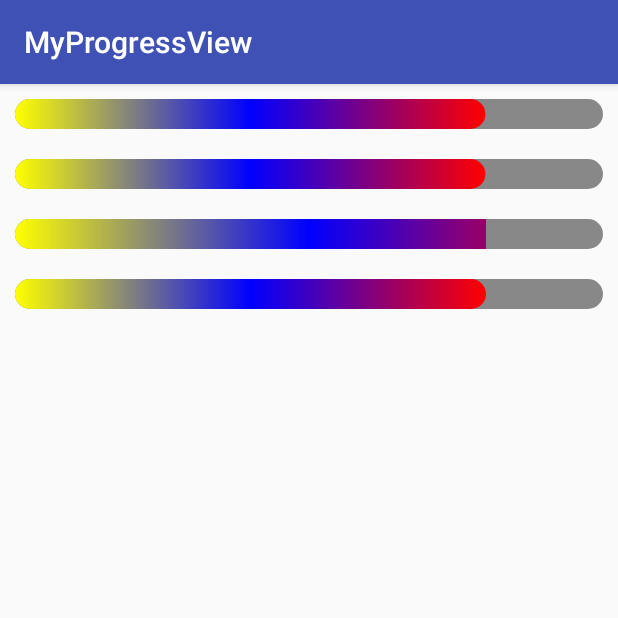
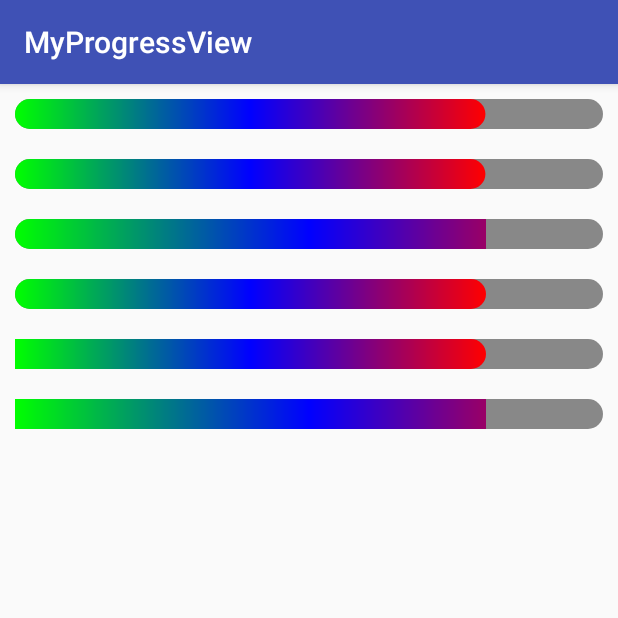
Before and after one commit to Ablexq/MyProgressView, an Android app: the screen it shows after launch (MainActivity), on a phone screen of 412 x 824 dp, the top half of it. Run offline under Robolectric (Android 15) with nearby library versions, the phone set to English and light mode, and no system bars.

Commit message:
修改颜色

```diff
--- a/app/src/main/java/com/xq/myprogressview/view/MyDynamicProgressView.java
+++ b/app/src/main/java/com/xq/myprogressview/view/MyDynamicProgressView.java
@@ -99,7 +99,7 @@ public class MyDynamicProgressView extends View {
         //设置渐变
         LinearGradient linearGradient = new LinearGradient(0, getHeight() / 2,//起点
                 currentProgress, getHeight() / 2,//终点
-                new int[]{Color.YELLOW, Color.BLUE, Color.RED},
+                new int[]{Color.GREEN, Color.BLUE, Color.RED},
                 null,
                 Shader.TileMode.CLAMP);
         progressPaint.setShader(linearGradient);
--- a/app/src/main/java/com/xq/myprogressview/view/MyStaticProgressView.java
+++ b/app/src/main/java/com/xq/myprogressview/view/MyStaticProgressView.java
@@ -96,7 +96,7 @@ public class MyStaticProgressView extends View {
         //设置渐变
         LinearGradient linearGradient = new LinearGradient(0, getHeight() / 2,//起点
                 currentProgress, getHeight() / 2,//终点
-                new int[]{Color.YELLOW, Color.BLUE, Color.RED},
+                new int[]{Color.GREEN, Color.BLUE, Color.RED},
                 null,
                 Shader.TileMode.CLAMP);
         progressPaint.setShader(linearGradient);
--- a/app/src/main/res/drawable/layer_list_progress_drawable_1.xml
+++ b/app/src/main/res/drawable/layer_list_progress_drawable00.xml
@@ -3,11 +3,13 @@
 
     <item
         android:id="@android:id/background"
-        android:drawable="@drawable/shape_progressbar_bg" />
+        android:drawable="@drawable/shape_progressbar_bg00" />
 
     <item android:id="@android:id/progress">
 
-        <clip android:drawable="@drawable/shape_progressbar_progress" />
+        <scale
+            android:drawable="@drawable/shape_progressbar_progress00"
+            android:scaleWidth="100%" />
 
     </item>
 
--- /dev/null
+++ b/app/src/main/res/drawable/layer_list_progress_drawable01.xml
@@ -0,0 +1,14 @@
+<?xml version="1.0" encoding="utf-8"?>
+<layer-list xmlns:android="http://schemas.android.com/apk/res/android">
+
+    <item
+        android:id="@android:id/background"
+        android:drawable="@drawable/shape_progressbar_bg00" />
+
+    <item android:id="@android:id/progress">
+
+        <clip android:drawable="@drawable/shape_progressbar_progress00" />
+
+    </item>
+
+</layer-list>
--- a/app/src/main/res/drawable/layer_list_progress_drawable.xml
+++ b/app/src/main/res/drawable/layer_list_progress_drawable10.xml
@@ -3,12 +3,12 @@
 
     <item
         android:id="@android:id/background"
-        android:drawable="@drawable/shape_progressbar_bg" />
+        android:drawable="@drawable/shape_progressbar_bg10" />
 
     <item android:id="@android:id/progress">
 
         <scale
-            android:drawable="@drawable/shape_progressbar_progress"
+            android:drawable="@drawable/shape_progressbar_progress10"
             android:scaleWidth="100%" />
 
     </item>
--- /dev/null
+++ b/app/src/main/res/drawable/layer_list_progress_drawable11.xml
@@ -0,0 +1,16 @@
+<?xml version="1.0" encoding="utf-8"?>
+<layer-list xmlns:android="http://schemas.android.com/apk/res/android">
+
+    <item
+        android:id="@android:id/background"
+        android:drawable="@drawable/shape_progressbar_bg10" />
+
+    <item android:id="@android:id/progress">
+
+        <clip
+            android:drawable="@drawable/shape_progressbar_progress10"
+            android:scaleWidth="100%" />
+
+    </item>
+
+</layer-list>
--- /dev/null
+++ b/app/src/main/res/drawable/shape_progressbar_bg00.xml
@@ -0,0 +1,8 @@
+<?xml version="1.0" encoding="utf-8"?>
+<shape xmlns:android="http://schemas.android.com/apk/res/android">
+
+    <!--全部圆角-->
+    <corners android:radius="10dp" />
+    <solid android:color="#888888" />
+
+</shape>
--- a/app/src/main/res/drawable/shape_progressbar_bg.xml
+++ b/app/src/main/res/drawable/shape_progressbar_bg10.xml
@@ -1,7 +1,11 @@
 <?xml version="1.0" encoding="utf-8"?>
 <shape xmlns:android="http://schemas.android.com/apk/res/android">
 
-    <corners android:radius="10dp" />
+    <!--右侧圆角-->
+    <corners
+        android:bottomRightRadius="10dp"
+        android:topRightRadius="10dp" />
+
     <solid android:color="#888888" />
 
 </shape>
--- /dev/null
+++ b/app/src/main/res/drawable/shape_progressbar_progress00.xml
@@ -0,0 +1,9 @@
+<?xml version="1.0" encoding="utf-8"?>
+<shape xmlns:android="http://schemas.android.com/apk/res/android">
+
+    <corners android:radius="10dp" />
+    <gradient
+        android:centerColor="#0000FF"
+        android:endColor="#FF0000"
+        android:startColor="#00ff00" />
+</shape>
--- a/app/src/main/res/drawable/shape_progressbar_progress.xml
+++ b/app/src/main/res/drawable/shape_progressbar_progress10.xml
@@ -1,9 +1,12 @@
 <?xml version="1.0" encoding="utf-8"?>
 <shape xmlns:android="http://schemas.android.com/apk/res/android">
 
-    <corners android:radius="10dp" />
+    <corners
+        android:bottomRightRadius="10dp"
+        android:topRightRadius="10dp" />
+
     <gradient
         android:centerColor="#0000FF"
         android:endColor="#FF0000"
-        android:startColor="#FFFF00" />
+        android:startColor="#00ff00" />
 </shape>
--- a/app/src/main/res/layout/activity_main.xml
+++ b/app/src/main/res/layout/activity_main.xml
@@ -16,6 +16,11 @@
         android:layout_height="20dp"
         android:layout_margin="10dp" />
 
+    <!-- progress
+    圆角决定起点 clip/scale决定终点
+    为clip 时 终点平头 ， 为scale 时 终点圆头   -->
+
+    <!--clip  左侧有圆角-->
     <ProgressBar
         android:id="@+id/myview3"
         style="@android:style/Widget.ProgressBar.Horizontal"
@@ -24,8 +29,9 @@
         android:layout_margin="10dp"
         android:max="100"
         android:progress="80"
-        android:progressDrawable="@drawable/layer_list_progress_drawable_1" />
+        android:progressDrawable="@drawable/layer_list_progress_drawable01" />
 
+    <!--scale  左侧有圆角-->
     <ProgressBar
         android:id="@+id/myview4"
         style="@android:style/Widget.ProgressBar.Horizontal"
@@ -34,7 +40,29 @@
         android:layout_margin="10dp"
         android:max="100"
         android:progress="80"
-        android:progressDrawable="@drawable/layer_list_progress_drawable" />
+        android:progressDrawable="@drawable/layer_list_progress_drawable00" />
+
+    <!--scale  左侧没圆角-->
+    <ProgressBar
+        android:id="@+id/myview5"
+        style="@android:style/Widget.ProgressBar.Horizontal"
+        android:layout_width="match_parent"
+        android:layout_height="20dp"
+        android:layout_margin="10dp"
+        android:max="100"
+        android:progress="80"
+        android:progressDrawable="@drawable/layer_list_progress_drawable10" />
+
+    <!--clip  左侧没圆角-->
+    <ProgressBar
+        android:id="@+id/myview6"
+        style="@android:style/Widget.ProgressBar.Horizontal"
+        android:layout_width="match_parent"
+        android:layout_height="20dp"
+        android:layout_margin="10dp"
+        android:max="100"
+        android:progress="80"
+        android:progressDrawable="@drawable/layer_list_progress_drawable11" />
 
 
 </LinearLayout>
```
Also changed, not shown: 2 other files.
